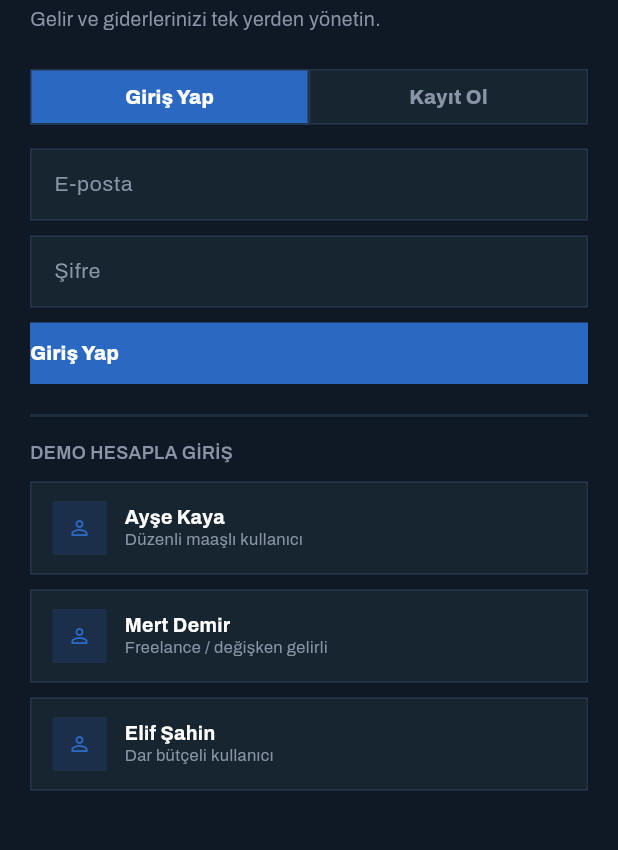
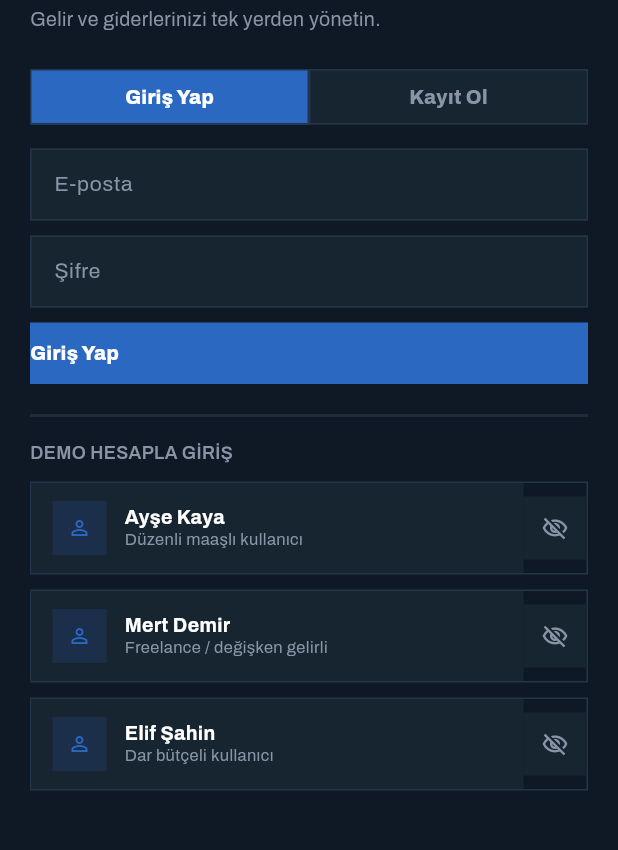
Before and after one commit to selinsenocak/FinansalAsistan, a Flutter app: the screen it shows after launch, after a tap on "Giriş Yap", on a phone screen of 412 x 824 dp, the part 93-943 px from its top. Run offline on Flutter 3.47's test engine with Material 3 defaults, Android fonts, the phone set to English and light mode, and no system bars; our stand-ins replace google_fonts, shared_preferences; accounts and stored records are empty; network calls fail.

Commit message:
Sınırsız kayıt + kalıcı hesaplar, çalışan giriş/kayıt doğrulaması, hesap silme
- Kayıt Ol artık gerçek bir hesap oluşturuyor (ad, e-posta, şifre),
  bu tarayıcıda shared_preferences/localStorage üzerinde kalıcı
  olarak saklanıyor — sayı sınırı yok
- Giriş Yap artık gerçekten e-posta/şifre eşleştiriyor: yanlış şifre
  veya bulunamayan hesapta hata mesajı gösteriyor, aynı e-posta ile
  ikinci kayıt reddediliyor
- Her hesabın gelir/gider/hedef defteri, o hesaba özel olarak kalıcı
  saklanıyor ve tekrar giriş yapıldığında geri yükleniyor (demo
  hesaplar dahil)
- Giriş ekranındaki her hesabın yanına kaldırma simgesi eklendi:
  demo hesaplarda geri alınabilir gizleme (Gizlenen demo hesapları
  geri getir ile geri gelir), kayıtlı hesaplarda onaylı ve kalıcı
  silme
- lib/services/prefs.dart: SharedPreferences.getInstance() için kısa
  zaman aşımı — bazı ortamlarda (headless test çalıştırıcı gibi)
  platform kanalı hiç yanıtlamayınca uygulamanın sonsuza kadar
  askıda kalmasını önlüyor; gerçek web hedefinde etkisi yok
- test/account_management_test.dart: kayıt/giriş doğrulaması, demo
  hesap gizleme/geri getirme, kalıcı hesap silme için yeni testler
- flutter analyze temiz, 10/10 test geçiyor, flutter build web
  başarıyla derleniyor

Co-Authored-By: Claude Sonnet 5 <noreply@anthropic.com>

```diff
--- /dev/null
+++ b/lib/models/account_record.dart
@@ -0,0 +1,54 @@
+/// A persisted account entry shown on the auth screen — either one of
+/// the three built-in demo profiles or a real sign-up made in this
+/// browser. Only the index (this record) and each account's ledger are
+/// stored; there is no server, so "silme" (delete) here means "remove
+/// from this browser's local storage."
+class AccountRecord {
+  final String id;
+  final String name;
+  final String role;
+  final String? email;
+  final String? password;
+  final bool isDemo;
+  final bool dismissed;
+
+  const AccountRecord({
+    required this.id,
+    required this.name,
+    required this.role,
+    this.email,
+    this.password,
+    required this.isDemo,
+    this.dismissed = false,
+  });
+
+  AccountRecord copyWith({bool? dismissed}) => AccountRecord(
+        id: id,
+        name: name,
+        role: role,
+        email: email,
+        password: password,
+        isDemo: isDemo,
+        dismissed: dismissed ?? this.dismissed,
+      );
+
+  Map<String, dynamic> toJson() => {
+        'id': id,
+        'name': name,
+        'role': role,
+        'email': email,
+        'password': password,
+        'isDemo': isDemo,
+        'dismissed': dismissed,
+      };
+
+  factory AccountRecord.fromJson(Map<String, dynamic> j) => AccountRecord(
+        id: j['id'] as String,
+        name: j['name'] as String,
+        role: j['role'] as String,
+        email: j['email'] as String?,
+        password: j['password'] as String?,
+        isDemo: j['isDemo'] as bool? ?? false,
+        dismissed: j['dismissed'] as bool? ?? false,
+      );
+}
--- a/lib/models/demo_user.dart
+++ b/lib/models/demo_user.dart
@@ -1,11 +1,12 @@
-import 'app_user.dart';
 import 'expense_entry.dart';
 import 'goal.dart';
 import 'income_entry.dart';
 
-/// One selectable demo account on the auth screen. `incomes`/`expenses`/
-/// `goals` are factories (not fixed lists) so every login starts from a
-/// clean copy of the seed data, even if a previous session edited it.
+/// One demo profile's seed data. Only used to seed an [AccountRecord]
+/// (see `account_record.dart`) the first time its ledger is opened —
+/// after that, edits are persisted like any other account.
+/// `incomes`/`expenses`/`goals` are factories (not fixed lists) so
+/// re-seeding always starts from a clean copy.
 class DemoUser {
   final String id;
   final String name;
@@ -22,6 +23,4 @@ class DemoUser {
     required this.seedExpenses,
     required this.seedGoals,
   });
-
-  AppUser toAppUser() => AppUser(id: id, name: name, role: role, isDemo: true);
 }
--- a/lib/models/expense_entry.dart
+++ b/lib/models/expense_entry.dart
@@ -14,4 +14,20 @@ class ExpenseEntry {
     required this.date,
     required this.category,
   });
+
+  Map<String, dynamic> toJson() => {
+        'id': id,
+        'desc': desc,
+        'amount': amount,
+        'date': date.toIso8601String(),
+        'category': category.name,
+      };
+
+  factory ExpenseEntry.fromJson(Map<String, dynamic> j) => ExpenseEntry(
+        id: j['id'] as String,
+        desc: j['desc'] as String,
+        amount: (j['amount'] as num).toDouble(),
+        date: DateTime.parse(j['date'] as String),
+        category: CategoryKey.values.byName(j['category'] as String),
+      );
 }
--- a/lib/models/goal.dart
+++ b/lib/models/goal.dart
@@ -14,4 +14,18 @@ class Goal {
   bool get isDone => current >= target;
 
   double get progress => target <= 0 ? 0 : (current / target).clamp(0, 1);
+
+  Map<String, dynamic> toJson() => {
+        'id': id,
+        'name': name,
+        'target': target,
+        'current': current,
+      };
+
+  factory Goal.fromJson(Map<String, dynamic> j) => Goal(
+        id: j['id'] as String,
+        name: j['name'] as String,
+        target: (j['target'] as num).toDouble(),
+        current: (j['current'] as num).toDouble(),
+      );
 }
--- a/lib/models/income_entry.dart
+++ b/lib/models/income_entry.dart
@@ -10,4 +10,18 @@ class IncomeEntry {
     required this.amount,
     required this.date,
   });
+
+  Map<String, dynamic> toJson() => {
+        'id': id,
+        'desc': desc,
+        'amount': amount,
+        'date': date.toIso8601String(),
+      };
+
+  factory IncomeEntry.fromJson(Map<String, dynamic> j) => IncomeEntry(
+        id: j['id'] as String,
+        desc: j['desc'] as String,
+        amount: (j['amount'] as num).toDouble(),
+        date: DateTime.parse(j['date'] as String),
+      );
 }
--- a/lib/screens/auth_screen.dart
+++ b/lib/screens/auth_screen.dart
@@ -1,8 +1,7 @@
 import 'package:flutter/material.dart';
 import 'package:provider/provider.dart';
 
-import '../data/demo_data.dart';
-import '../models/demo_user.dart';
+import '../models/account_record.dart';
 import '../state/app_screen.dart';
 import '../state/app_state.dart';
 import '../theme/app_theme.dart';
@@ -144,6 +143,31 @@ class _AuthForm extends StatelessWidget {
     required this.signupPasswordCtrl,
   });
 
+  Future<void> _confirmDelete(BuildContext context, AccountRecord acc) async {
+    if (acc.isDemo) {
+      // Reversible (see "Gizlenen demo hesapları geri getir") — no need
+      // to interrupt with a confirmation dialog.
+      app.removeAccount(acc.id);
+      return;
+    }
+    final confirmed = await showDialog<bool>(
+      context: context,
+      builder: (ctx) => AlertDialog(
+        backgroundColor: p.surface,
+        title: Text('Hesabı sil', style: headingStyle(p, size: 16)),
+        content: Text(
+          '"${acc.name}" hesabını ve tüm gelir/gider/hedef verilerini kalıcı olarak silmek istediğinize emin misiniz? Bu işlem geri alınamaz.',
+          style: bodyStyle(p, size: 13),
+        ),
+        actions: [
+          TextButton(onPressed: () => Navigator.pop(ctx, false), child: const Text('Vazgeç')),
+          TextButton(onPressed: () => Navigator.pop(ctx, true), child: const Text('Sil')),
+        ],
+      ),
+    );
+    if (confirmed == true) app.removeAccount(acc.id);
+  }
+
   @override
   Widget build(BuildContext context) {
     final isLogin = app.authMode == AuthMode.login;
@@ -175,6 +199,10 @@ class _AuthForm extends StatelessWidget {
           AppTextField(palette: p, controller: emailCtrl, hint: 'E-posta'),
           const SizedBox(height: 10),
           AppTextField(palette: p, controller: passwordCtrl, hint: 'Şifre', obscure: true),
+          if (app.loginError != null) ...[
+            const SizedBox(height: 8),
+            Text(app.loginError!, style: bodyStyle(p, size: 12, color: p.tone(SemanticToken.danger))),
+          ],
           const SizedBox(height: 10),
           SizedBox(
             width: double.infinity,
@@ -183,7 +211,7 @@ class _AuthForm extends StatelessWidget {
               palette: p,
               background: p.tone(SemanticToken.primary),
               foreground: Colors.white,
-              onPressed: app.loginGeneric,
+              onPressed: () => app.loginWithCredentials(emailCtrl.text, passwordCtrl.text),
               padding: const EdgeInsets.symmetric(vertical: 13),
             ),
           ),
@@ -193,6 +221,10 @@ class _AuthForm extends StatelessWidget {
           AppTextField(palette: p, controller: signupEmailCtrl, hint: 'E-posta'),
           const SizedBox(height: 10),
           AppTextField(palette: p, controller: signupPasswordCtrl, hint: 'Şifre', obscure: true),
+          if (app.signupError != null) ...[
+            const SizedBox(height: 8),
+            Text(app.signupError!, style: bodyStyle(p, size: 12, color: p.tone(SemanticToken.danger))),
+          ],
           const SizedBox(height: 10),
           SizedBox(
             width: double.infinity,
@@ -201,10 +233,30 @@ class _AuthForm extends StatelessWidget {
               palette: p,
               background: p.tone(SemanticToken.primary),
               foreground: Colors.white,
-              onPressed: () => app.signup(nameCtrl.text),
+              onPressed: () => app.signup(
+                name: nameCtrl.text,
+                email: signupEmailCtrl.text,
+                password: signupPasswordCtrl.text,
+              ),
               padding: const EdgeInsets.symmetric(vertical: 13),
             ),
           ),
+        ],
+        if (app.visibleCustomAccounts.isNotEmpty) ...[
+          const SizedBox(height: 20),
+          Container(height: 2, color: p.divider),
+          const SizedBox(height: 16),
+          Text('KAYITLI HESAPLARIM', style: bodyStyle(p, size: 12, color: p.textMuted, weight: FontWeight.w600)),
+          const SizedBox(height: 10),
+          ...app.visibleCustomAccounts.map((acc) => Padding(
+                padding: const EdgeInsets.only(bottom: 10),
+                child: _AccountTile(
+                  account: acc,
+                  p: p,
+                  onTap: () => app.loginWithAccount(acc),
+                  onDelete: () => _confirmDelete(context, acc),
+                ),
+              )),
         ],
         const SizedBox(height: 20),
         Container(height: 2, color: p.divider),
@@ -214,10 +266,25 @@ class _AuthForm extends StatelessWidget {
           style: bodyStyle(p, size: 12, color: p.textMuted, weight: FontWeight.w600),
         ),
         const SizedBox(height: 10),
-        ...kDemoUsers.map((u) => Padding(
+        ...app.visibleDemoAccounts.map((acc) => Padding(
               padding: const EdgeInsets.only(bottom: 10),
-              child: _DemoUserTile(user: u, p: p, onTap: () => app.loginWithDemo(u)),
+              child: _AccountTile(
+                account: acc,
+                p: p,
+                onTap: () => app.loginWithAccount(acc),
+                onDelete: () => app.removeAccount(acc.id),
+              ),
             )),
+        if (app.hasHiddenDemoAccounts) ...[
+          const SizedBox(height: 4),
+          TextButton(
+            onPressed: app.restoreDemoAccounts,
+            child: Text(
+              'Gizlenen demo hesapları geri getir',
+              style: bodyStyle(p, size: 12, color: p.tone(SemanticToken.primary)),
+            ),
+          ),
+        ],
       ],
     );
   }
@@ -251,22 +318,27 @@ class _ModeTab extends StatelessWidget {
   }
 }
 
-class _DemoUserTile extends StatelessWidget {
-  final DemoUser user;
+class _AccountTile extends StatelessWidget {
+  final AccountRecord account;
   final Palette p;
   final VoidCallback onTap;
+  final VoidCallback onDelete;
 
-  const _DemoUserTile({required this.user, required this.p, required this.onTap});
+  const _AccountTile({required this.account, required this.p, required this.onTap, required this.onDelete});
 
   @override
   Widget build(BuildContext context) {
-    return Material(
+    return Container(
+      decoration: BoxDecoration(border: Border.all(color: p.border)),
+      child: Row(
+        children: [
+          Expanded(
+            child: Material(
               color: p.surface,
               child: InkWell(
                 onTap: onTap,
-        child: Container(
+                child: Padding(
                   padding: const EdgeInsets.symmetric(horizontal: 14, vertical: 12),
-          decoration: BoxDecoration(border: Border.all(color: p.border)),
                   child: Row(
                     children: [
                       Container(
@@ -281,8 +353,8 @@ class _DemoUserTile extends StatelessWidget {
                         child: Column(
                           crossAxisAlignment: CrossAxisAlignment.start,
                           children: [
-                    Text(user.name, style: headingStyle(p, size: 13, weight: FontWeight.w700)),
-                    Text(user.role, style: bodyStyle(p, size: 11, color: p.textMuted)),
+                            Text(account.name, style: headingStyle(p, size: 13, weight: FontWeight.w700)),
+                            Text(account.role, style: bodyStyle(p, size: 11, color: p.textMuted)),
                           ],
                         ),
                       ),
@@ -290,6 +362,24 @@ class _DemoUserTile extends StatelessWidget {
                   ),
                 ),
               ),
+            ),
+          ),
+          Material(
+            color: p.surface,
+            child: InkWell(
+              onTap: onDelete,
+              child: Padding(
+                padding: const EdgeInsets.symmetric(horizontal: 12, vertical: 12),
+                child: Icon(
+                  account.isDemo ? Icons.visibility_off_outlined : Icons.delete_outline,
+                  size: 18,
+                  color: p.textMuted,
+                ),
+              ),
+            ),
+          ),
+        ],
+      ),
     );
   }
 }
--- /dev/null
+++ b/lib/services/account_store.dart
@@ -0,0 +1,85 @@
+import 'dart:convert';
+
+import '../models/account_record.dart';
+import '../models/expense_entry.dart';
+import '../models/goal.dart';
+import '../models/income_entry.dart';
+import 'prefs.dart';
+
+/// One account's gelir/gider/hedef ledger, as loaded from or about to be
+/// saved to local storage.
+class LedgerData {
+  final List<IncomeEntry> incomes;
+  final List<ExpenseEntry> expenses;
+  final List<Goal> goals;
+
+  const LedgerData({required this.incomes, required this.expenses, required this.goals});
+}
+
+/// Persists the account list and each account's ledger in the browser's
+/// local storage (via `shared_preferences`, which maps to `localStorage`
+/// on web). There is no server — everything lives in this browser only,
+/// which is what lets "Hesabı Sil" be a real, permanent delete.
+class AccountStore {
+  static const _indexKey = 'finansal_asistan.accounts_v1';
+  static String _ledgerKey(String id) => 'finansal_asistan.ledger_v1.$id';
+
+  Future<List<AccountRecord>> loadIndex() async {
+    try {
+      final prefs = await getPrefs();
+      final raw = prefs.getString(_indexKey);
+      if (raw == null) return [];
+      final list = jsonDecode(raw) as List;
+      return list.map((e) => AccountRecord.fromJson(e as Map<String, dynamic>)).toList();
+    } catch (_) {
+      return [];
+    }
+  }
+
+  Future<void> saveIndex(List<AccountRecord> accounts) async {
+    try {
+      final prefs = await getPrefs();
+      await prefs.setString(_indexKey, jsonEncode(accounts.map((a) => a.toJson()).toList()));
+    } catch (_) {
+      // No persistence available in this context — the in-memory list
+      // still works for the current session.
+    }
+  }
+
+  Future<LedgerData?> loadLedger(String id) async {
+    try {
+      final prefs = await getPrefs();
+      final raw = prefs.getString(_ledgerKey(id));
+      if (raw == null) return null;
+      final map = jsonDecode(raw) as Map<String, dynamic>;
+      return LedgerData(
+        incomes: (map['incomes'] as List).map((e) => IncomeEntry.fromJson(e as Map<String, dynamic>)).toList(),
+        expenses: (map['expenses'] as List).map((e) => ExpenseEntry.fromJson(e as Map<String, dynamic>)).toList(),
+        goals: (map['goals'] as List).map((e) => Goal.fromJson(e as Map<String, dynamic>)).toList(),
+      );
+    } catch (_) {
+      return null;
+    }
+  }
+
+  Future<void> saveLedger(String id, LedgerData data) async {
+    try {
+      final prefs = await getPrefs();
+      await prefs.setString(
+        _ledgerKey(id),
+        jsonEncode({
+          'incomes': data.incomes.map((e) => e.toJson()).toList(),
+          'expenses': data.expenses.map((e) => e.toJson()).toList(),
+          'goals': data.goals.map((e) => e.toJson()).toList(),
+        }),
+      );
+    } catch (_) {}
+  }
+
+  Future<void> deleteLedger(String id) async {
+    try {
+      final prefs = await getPrefs();
+      await prefs.remove(_ledgerKey(id));
+    } catch (_) {}
+  }
+}
--- /dev/null
+++ b/lib/services/prefs.dart
@@ -0,0 +1,15 @@
+import 'package:shared_preferences/shared_preferences.dart';
+
+/// [SharedPreferences.getInstance] with a short timeout.
+///
+/// On the real web target this resolves immediately (the web
+/// implementation reads `window.localStorage` directly, no platform
+/// channel involved). In some host environments — notably the plain VM
+/// test runner without a mocked platform channel — the underlying call
+/// never replies at all instead of rejecting, which would otherwise
+/// hang every persistence read/write (theme, accounts, ledgers)
+/// forever. The timeout turns that into an ordinary failure that the
+/// caller's existing try/catch already falls back from.
+Future<SharedPreferences> getPrefs() {
+  return SharedPreferences.getInstance().timeout(const Duration(seconds: 2));
+}
```
Also changed, not shown: lib/state/app_state.dart (+157 -22 lines), 3 other files. Lines whose indentation alone changed are shown as unchanged.
